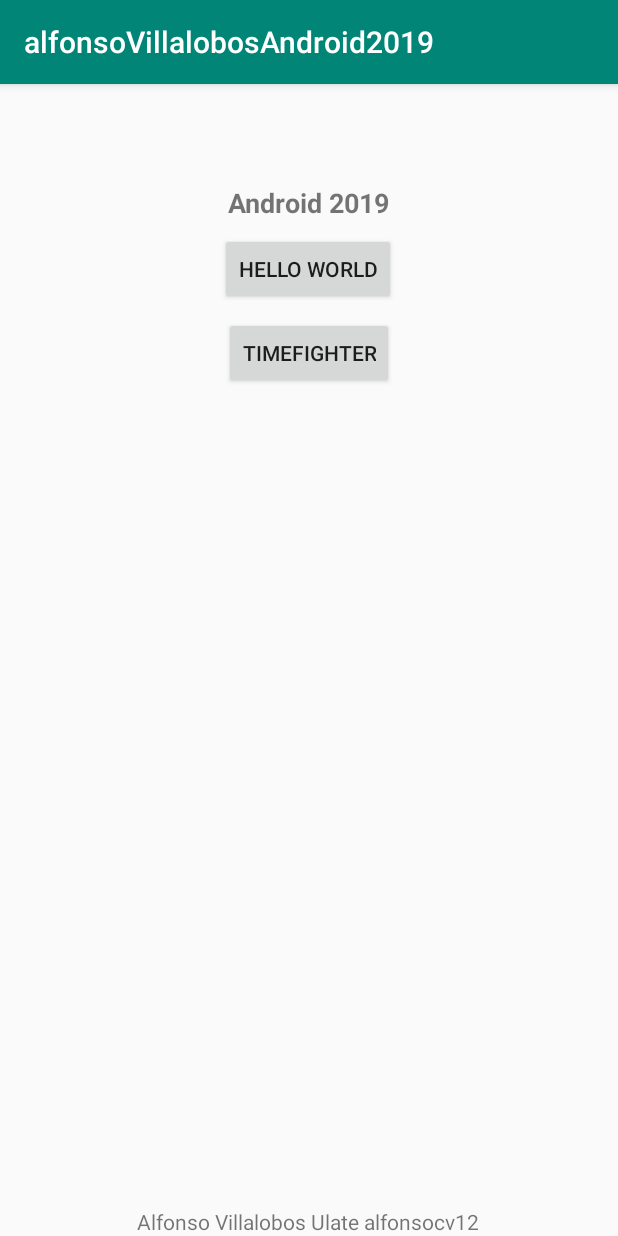
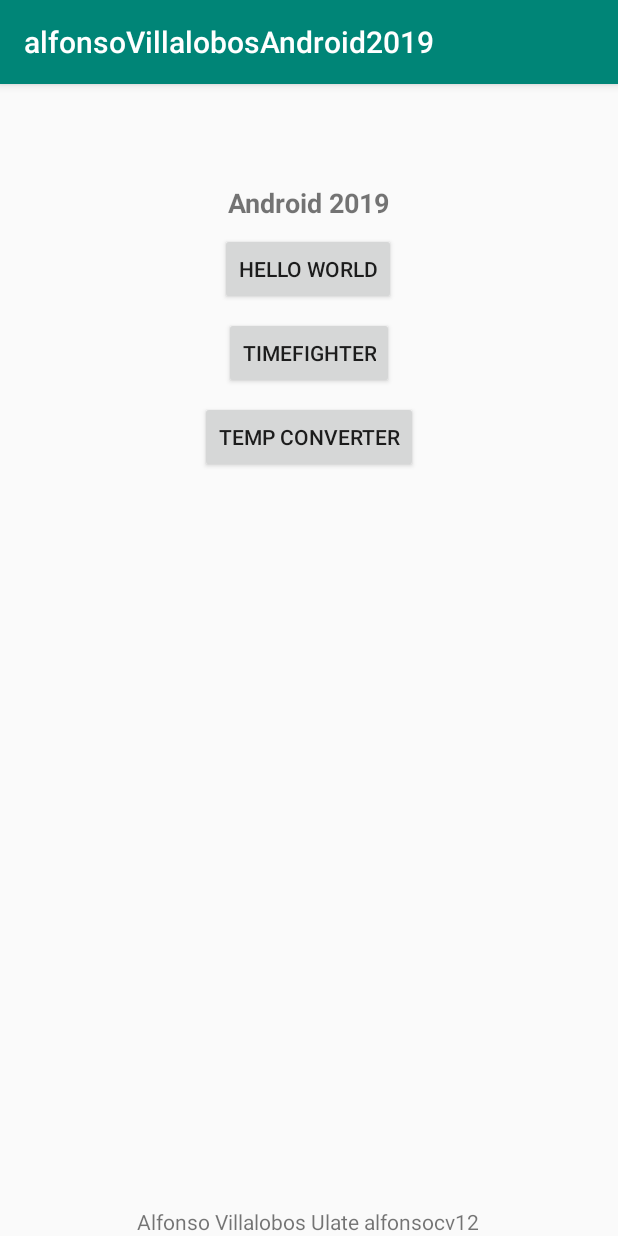
Before and after one commit to alfonsocv12/Alfonso_VIllalobos_android2019, an Android app: the screen it shows after launch (MainActivity), on a phone screen of 412 x 824 dp. Run offline under Robolectric (Android 15) with nearby library versions, the phone set to English and light mode, and no system bars; 1 statement that could not run was skipped.

Commit message:
Se agrego temp converter

```diff
--- a/app/src/main/java/com/example/alfonsovillalobosandroid2019/MainActivity.kt
+++ b/app/src/main/java/com/example/alfonsovillalobosandroid2019/MainActivity.kt
@@ -4,6 +4,7 @@ import android.content.Intent
 import androidx.appcompat.app.AppCompatActivity
 import android.os.Bundle
 import android.util.Log
+import androidx.core.view.children
 import kotlinx.android.synthetic.main.activity_main.*
 
 class MainActivity : AppCompatActivity() {
@@ -12,8 +13,10 @@ class MainActivity : AppCompatActivity() {
     override fun onCreate(savedInstanceState: Bundle?) {
         super.onCreate(savedInstanceState)
         setContentView(R.layout.activity_main)
+        setSameBtnSise()
         setClickBtnHelloWorld()
         setClickBtnTimeFighter()
+        setClickBtnTempConverter()
     }
 
     /*
@@ -33,4 +36,27 @@ class MainActivity : AppCompatActivity() {
             startActivity(Intent(this, TimeFighter::class.java))
         }
     }
+
+    /*
+    * Funcion encargada de inicializar
+    * el button de centigrados a fahrenheit*/
+    private  fun setClickBtnTempConverter(){
+        btnTempConverter.setOnClickListener{
+            startActivity(Intent(this,TempConverter::class.java))
+        }
+    }
+
+    /*
+    * Funcion encargada de acomodar
+    * los tamaños de los botones*/
+    private fun setSameBtnSise(){
+        val maxWith = getMaxWidth()
+    }
+
+    /*
+    * Funcion encargada de obtener
+    * el tamaño maximo de los botones*/
+    private fun getMaxWidth(){
+        Log.d("ctrol51", layoutMain.getViewById())
+    }
 }
--- a/app/src/main/res/layout/activity_main.xml
+++ b/app/src/main/res/layout/activity_main.xml
@@ -4,6 +4,7 @@
     xmlns:tools="http://schemas.android.com/tools"
     xmlns:app="http://schemas.android.com/apk/res-auto"
     android:layout_width="match_parent"
+    android:id="@+id/layoutMain"
     android:layout_height="match_parent"
     tools:context=".MainActivity">
     <TextView
@@ -41,4 +42,14 @@
             app:layout_constraintTop_toBottomOf="@+id/btnHelloWorld" app:layout_constraintEnd_toEndOf="parent"
             android:layout_marginEnd="8dp" app:layout_constraintStart_toStartOf="parent"
             android:layout_marginStart="8dp"/>
+
+    <Button
+            android:id="@+id/btnTempConverter"
+            android:layout_width="wrap_content"
+            android:layout_height="wrap_content"
+            android:layout_marginTop="8dp"
+            android:text="@string/fahrenheit_celsius"
+            app:layout_constraintEnd_toEndOf="parent"
+            app:layout_constraintStart_toStartOf="parent"
+            app:layout_constraintTop_toBottomOf="@+id/btnTimeFighter" />
 </androidx.constraintlayout.widget.ConstraintLayout>
--- a/app/src/main/res/values/strings.xml
+++ b/app/src/main/res/values/strings.xml
@@ -10,4 +10,8 @@
     <string name="score">Your score:%s</string>
     <string name="end_game">End Game:%s</string>
     <string name="restart">Restart</string>
+    <string name="fahrenheit_celsius">Temp converter</string>
+    <string name="title_temp_converter">Convert fahrenheit to celcius</string>
+    <string name="convert_button">Convert</string>
+    <string name="fahrenheit_edit_text">fahrenheit</string>
 </resources>
--- a/build.gradle
+++ b/build.gradle
@@ -8,7 +8,7 @@ buildscript {
 
     }
     dependencies {
-        classpath 'com.android.tools.build:gradle:3.4.2'
+        classpath 'com.android.tools.build:gradle:3.5.0'
         classpath "org.jetbrains.kotlin:kotlin-gradle-plugin:$kotlin_version"
         // NOTE: Do not place your application dependencies here; they belong
         // in the individual module build.gradle files
```
Also changed, not shown: app/src/main/AndroidManifest.xml (+6 -7 lines), gradle/wrapper/gradle-wrapper.properties.
